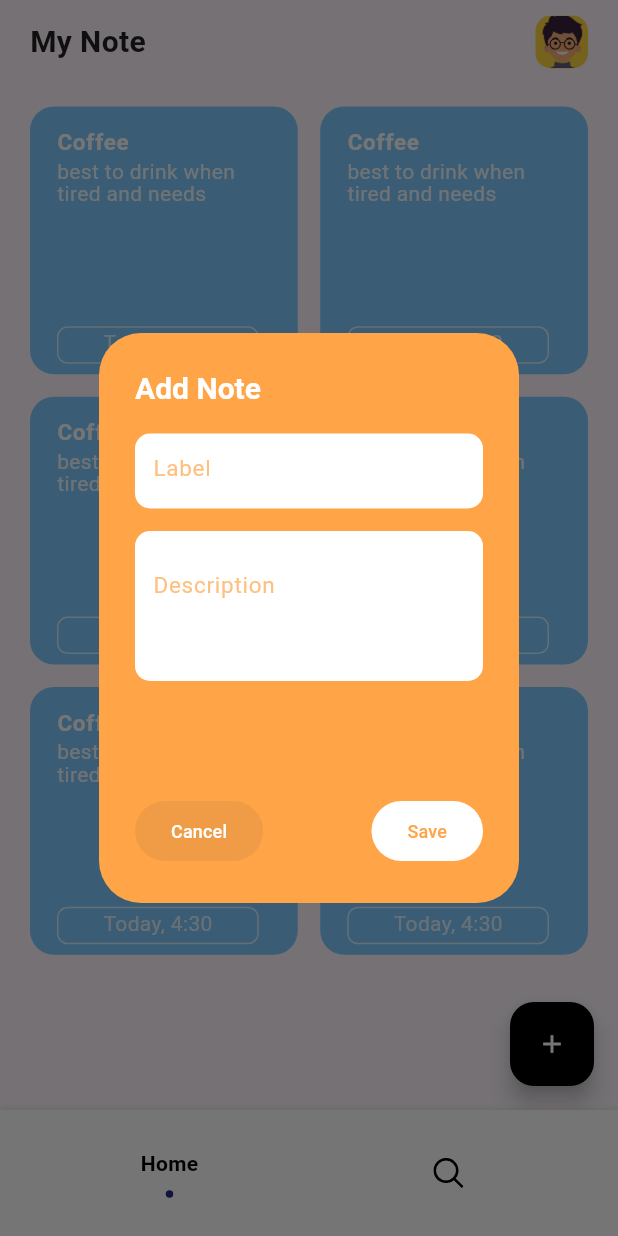
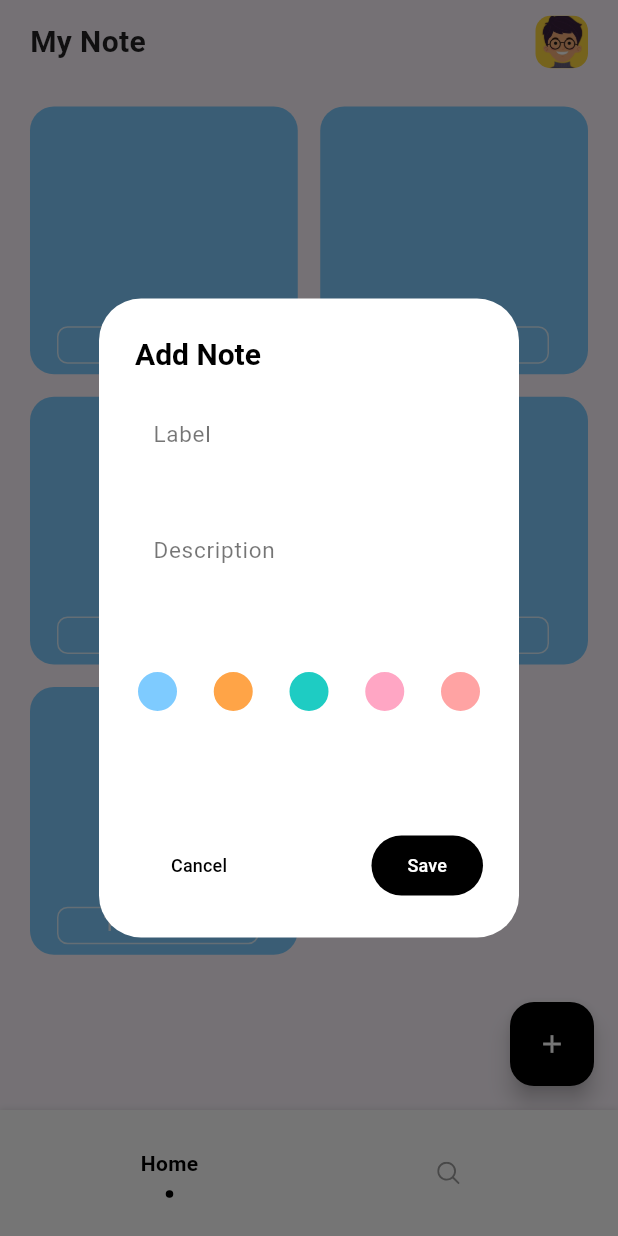
Before and after one commit to 4amshin/note-app, a Flutter app: the screen it shows after launch, after a tap on the "add" icon, on a phone screen of 412 x 824 dp. Run offline on Flutter 3.47's test engine with Material 2 defaults, Android fonts, the phone set to English and light mode, and no system bars; drawn by our look-alikes of flashy_tab_bar2; our stand-ins replace flutter_svg, google_fonts; Roboto replaces fonts that are missing (Sen).

Commit message:
widget-logic

```diff
--- a/lib/shared/bottom_nav_v1/bottom_nav_bar.dart
+++ b/lib/shared/bottom_nav_v1/bottom_nav_bar.dart
@@ -4,8 +4,8 @@ import 'package:flutter/material.dart';
 import 'package:flutter_svg/svg.dart';
 
 class BottomNavBar extends StatelessWidget {
-  final int selectedIndex;
-  final void Function(int) onItemSelected;
+  final int? selectedIndex;
+  final void Function(int)? onItemSelected;
   const BottomNavBar({
     Key? key,
     required this.selectedIndex,
@@ -16,15 +16,16 @@ class BottomNavBar extends StatelessWidget {
   Widget build(BuildContext context) {
     return FlashyTabBar(
       // backgroundColor: Colors.black,
-      selectedIndex: selectedIndex,
+      selectedIndex: selectedIndex!,
       showElevation: true,
-      onItemSelected: onItemSelected,
+      onItemSelected: onItemSelected!,
       items: [
         FlashyTabBarItem(
+          activeColor: Colors.black,
           icon: SvgPicture.asset(
             'assets/icons/add_outline.svg',
-            height: 20,
-            color: Colors.black,
+            height: selectedIndex == 0 ? 20 : 18,
+            color: selectedIndex == 0 ? Colors.black : Colors.grey,
           ),
           title: const Text(
             "Home",
@@ -34,10 +35,11 @@ class BottomNavBar extends StatelessWidget {
           ),
         ),
         FlashyTabBarItem(
+          activeColor: Colors.black,
           icon: SvgPicture.asset(
             'assets/icons/search.svg',
-            height: 20,
-            color: Colors.black,
+            height: selectedIndex == 1 ? 20 : 15,
+            color: selectedIndex == 1 ? Colors.black : Colors.grey,
           ),
           title: const Text(
             "Search",
--- a/lib/view/home_view.dart
+++ b/lib/view/home_view.dart
@@ -14,6 +14,18 @@ class HomeView extends StatefulWidget {
 }
 
 class _HomeViewState extends State<HomeView> {
+  TextEditingController labelController = TextEditingController();
+  TextEditingController descriptionController = TextEditingController();
+
+  @override
+  void dispose() {
+    labelController.dispose();
+    descriptionController.dispose();
+    super.dispose();
+  }
+
+  Color selectedColor = nBlue;
+
   @override
   Widget build(BuildContext context) {
     return Scaffold(
@@ -26,17 +38,17 @@ class _HomeViewState extends State<HomeView> {
           vertical: 15,
         ),
         child: GridView.builder(
-          itemCount: 6,
+          itemCount: 5,
           gridDelegate: const SliverGridDelegateWithFixedCrossAxisCount(
             crossAxisCount: 2,
             crossAxisSpacing: 15,
             mainAxisSpacing: 15,
           ),
           itemBuilder: (context, index) {
-            return const HmNoteItem(
-              title: 'Coffee',
-              content: 'best to drink when tired and needs',
-              color: nBlue,
+            return HmNoteItem(
+              title: labelController.text,
+              content: descriptionController.text,
+              color: selectedColor,
             );
           },
         ),
@@ -46,8 +58,22 @@ class _HomeViewState extends State<HomeView> {
           showDialog(
             context: context,
             builder: (BuildContext context) {
-              return const HmInputDialog(
+              return HmInputDialog(
                 title: 'Add Note',
+                labelController: labelController,
+                descriptionController: descriptionController,
+                onColorSelected: (Color color) {
+                  selectedColor = color;
+                  print(selectedColor.toString());
+                },
+                onSave: () {
+                  //TODO: ON SAVE--> Input label, description, & color into database
+                  print(labelController.text);
+                  print(descriptionController.text);
+                  print(selectedColor);
+                  Navigator.pop(context);
+                  setState(() {});
+                },
               );
             },
           );
--- a/lib/widget/dialog_button_row.dart
+++ b/lib/widget/dialog_button_row.dart
@@ -1,10 +1,12 @@
 import 'package:flutter/material.dart';
-
-import '../shared/theme/color_theme.dart';
 import 'dialog_button.dart';
 
 class DialogButtonRow extends StatelessWidget {
-  const DialogButtonRow({Key? key}) : super(key: key);
+  final void Function()? onSave;
+  const DialogButtonRow({
+    Key? key,
+    this.onSave,
+  }) : super(key: key);
 
   @override
   Widget build(BuildContext context) {
@@ -16,16 +18,14 @@ class DialogButtonRow extends StatelessWidget {
             Navigator.pop(context);
           },
           title: "Cancel",
-          titleColor: Colors.white,
-          bgColor: nOrange2,
+          titleColor: Colors.black,
+          bgColor: Colors.white,
         ),
         DialogButton(
-          onPressed: () {
-            Navigator.pop(context);
-          },
+          onPressed: onSave,
           title: "Save",
-          titleColor: nOrange,
-          bgColor: Colors.white,
+          titleColor: Colors.white,
+          bgColor: Colors.black,
         ),
       ],
     );
--- a/lib/widget/hm_app_bar.dart
+++ b/lib/widget/hm_app_bar.dart
@@ -1,4 +1,5 @@
 import 'package:flutter/material.dart';
+import 'package:note_app/view/app_detail_view.dart';
 
 class HmAppBar extends StatelessWidget {
   const HmAppBar({Key? key}) : super(key: key);
@@ -15,11 +16,21 @@ class HmAppBar extends StatelessWidget {
       child: Row(
         mainAxisAlignment: MainAxisAlignment.spaceBetween,
         children: [
-          const Text(
-            "My Note",
-            style: TextStyle(
-              fontSize: 20,
-              fontWeight: FontWeight.bold,
+          GestureDetector(
+            onTap: () {
+              Navigator.push(
+                context,
+                MaterialPageRoute(
+                  builder: (context) => const AppDetailView(),
+                ),
+              );
+            },
+            child: const Text(
+              "My Note",
+              style: TextStyle(
+                fontSize: 20,
+                fontWeight: FontWeight.bold,
+              ),
             ),
           ),
           Container(
--- a/lib/widget/hm_text_field.dart
+++ b/lib/widget/hm_text_field.dart
@@ -3,12 +3,14 @@ import 'package:flutter/material.dart';
 import '../shared/theme/color_theme.dart';
 
 class HmTextField extends StatelessWidget {
+  final TextEditingController? controller;
   final double? height;
   final String? label;
   const HmTextField({
     Key? key,
     this.height,
     this.label,
+    this.controller,
   }) : super(key: key);
 
   @override
@@ -22,11 +24,12 @@ class HmTextField extends StatelessWidget {
         borderRadius: BorderRadius.circular(10),
       ),
       child: TextFormField(
+        controller: controller,
         decoration: InputDecoration(
           hintText: label ?? 'Label',
-          hintStyle: TextStyle(
+          hintStyle: const TextStyle(
             fontSize: 15,
-            color: nOrange.withOpacity(0.7),
+            color: Colors.black54,
           ),
           border: InputBorder.none,
         ),
--- a/lib/widget/show_dialog.dart
+++ b/lib/widget/show_dialog.dart
@@ -1,16 +1,30 @@
 import 'package:flutter/material.dart';
-import 'package:note_app/shared/theme/color_theme.dart';
 import 'package:note_app/widget/dialog_button_row.dart';
 import 'package:note_app/widget/hm_text_field.dart';
 
-class HmInputDialog extends StatelessWidget {
+import '../shared/theme/color_theme.dart';
+
+class HmInputDialog extends StatefulWidget {
   final String? title;
-  final Color? backgroundColor;
+  final Function(Color)? onColorSelected;
+  final TextEditingController? labelController;
+  final TextEditingController? descriptionController;
+  final void Function()? onSave;
   const HmInputDialog({
     Key? key,
     this.title,
-    this.backgroundColor,
+    this.onColorSelected,
+    this.labelController,
+    this.descriptionController,
+    this.onSave,
   }) : super(key: key);
+
+  @override
+  State<HmInputDialog> createState() => _HmInputDialogState();
+}
+
+class _HmInputDialogState extends State<HmInputDialog> {
+  Color? _selectedColor;
 
   @override
   Widget build(BuildContext context) {
@@ -18,33 +32,72 @@ class HmInputDialog extends StatelessWidget {
       // height: 300,
       width: 270,
       margin: const EdgeInsets.symmetric(
-        vertical: 198,
+        vertical: 175,
       ),
       child: AlertDialog(
-        backgroundColor: backgroundColor ?? nOrange,
+        backgroundColor: Colors.white,
         title: Text(
-          title ?? "Card Widget",
+          widget.title ?? "Card Widget",
           style: const TextStyle(
             fontSize: 20.0,
             fontWeight: FontWeight.bold,
-            color: Colors.white,
+            color: Colors.black,
           ),
         ),
         content: Column(
-          children: const [
+          children: [
             HmTextField(
               height: 50,
               label: 'Label',
+              controller: widget.labelController,
             ),
-            SizedBox(height: 15),
+            const SizedBox(height: 15),
             HmTextField(
               height: 100,
               label: 'Description',
+              controller: widget.descriptionController,
+            ),
+            const SizedBox(height: 15),
+            Row(
+              mainAxisAlignment: MainAxisAlignment.spaceBetween,
+              children: [
+                for (final color in [nBlue, nOrange, nCyan, nPink, nPink2])
+                  GestureDetector(
+                    onTap: () {
+                      if (widget.onColorSelected != null) {
+                        widget.onColorSelected!(color);
+                        _selectedColor = color;
+                        setState(() {});
+                      }
+                    },
+                    child: Container(
+                      width: 30,
+                      height: 30,
+                      decoration: BoxDecoration(
+                        shape: BoxShape.circle,
+                        color: color,
+                        border: Border.all(
+                          color: Colors.white,
+                          width: 2,
+                        ),
+                      ),
+                      child: _selectedColor == color
+                          ? const Icon(
+                              Icons.check,
+                              size: 15,
+                              color: Colors.white,
+                            )
+                          : null,
+                    ),
+                  ),
+              ],
             ),
           ],
         ),
-        actions: const [
-          DialogButtonRow(),
+        actions: [
+          DialogButtonRow(
+            onSave: widget.onSave,
+          ),
         ],
       ),
     );
```
Also changed, not shown: lib/shared/theme/color_theme.dart (+37 -6 lines), lib/view/app_detail_view.dart (added, +23 -0 lines), lib/view/search_view.dart (+5 -6 lines), assets/images/no_data.svg (added).
